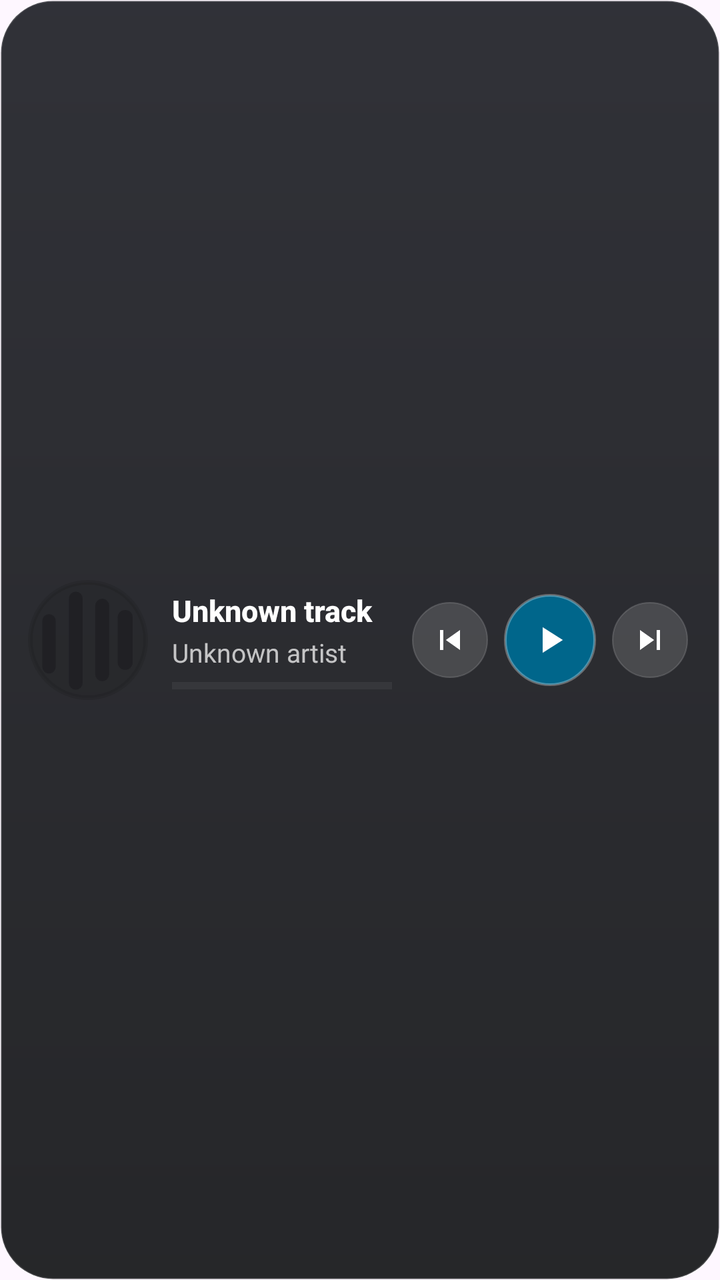
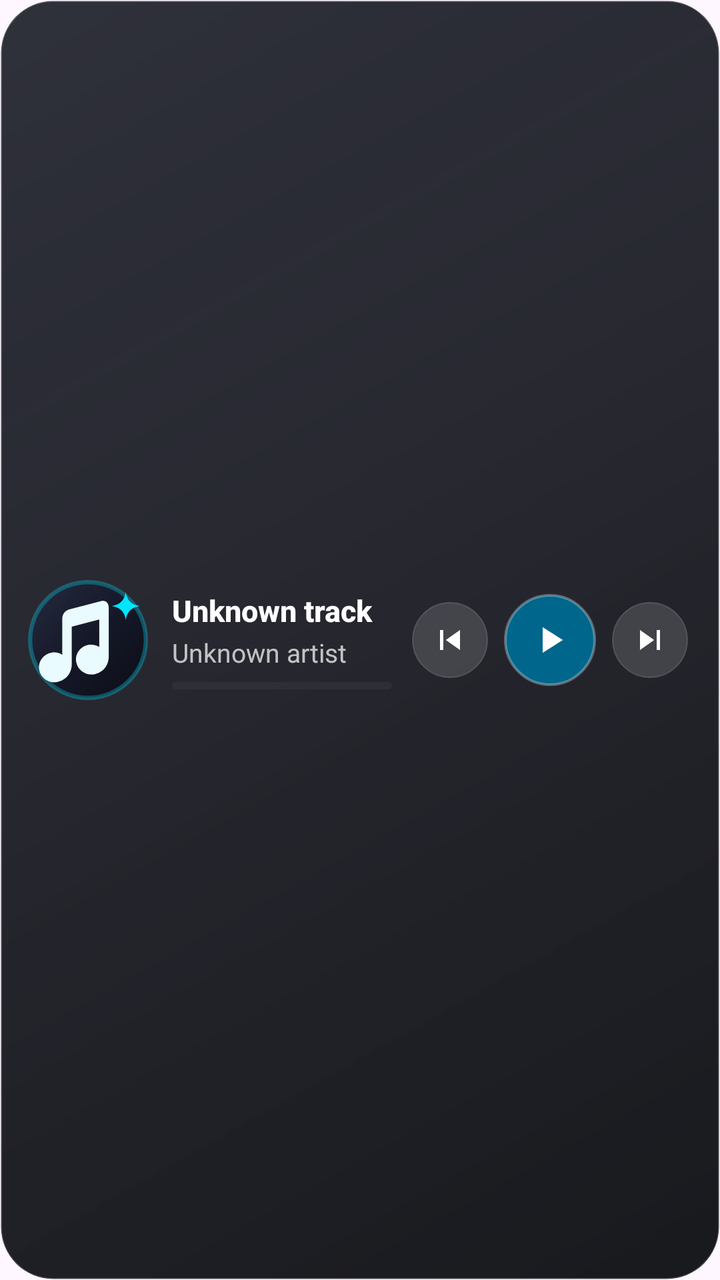

Before-and-after screenshots of an Android layout around one commit, followed by the original layout XML and the change that was made.
<!-- AndroidManifest.xml: application theme Theme.NeonSong.Splash -->
<!-- res/layout/widget_obsidian_horizontal.xml -->
<?xml version="1.0" encoding="utf-8"?>
<LinearLayout xmlns:android="http://schemas.android.com/apk/res/android"
    android:id="@+id/widget_root"
    android:layout_width="match_parent"
    android:layout_height="match_parent"
    android:background="@drawable/widget_obsidian_background"
    android:clipToOutline="true"
    android:gravity="center_vertical"
    android:orientation="horizontal"
    android:paddingStart="14dp"
    android:paddingEnd="16dp"
    android:paddingTop="10dp"
    android:paddingBottom="10dp">

    
    <LinearLayout
        android:id="@+id/widget_empty_group"
        android:layout_width="match_parent"
        android:layout_height="wrap_content"
        android:gravity="center_vertical"
        android:orientation="horizontal"
        android:visibility="gone">

        <ImageView
            android:id="@+id/widget_empty_icon"
            android:layout_width="56dp"
            android:layout_height="56dp"
            android:contentDescription="@null"
            android:src="@drawable/widget_art_placeholder" />

        <LinearLayout
            android:layout_width="0dp"
            android:layout_height="wrap_content"
            android:layout_marginStart="14dp"
            android:layout_weight="1"
            android:orientation="vertical">

            <TextView
                android:id="@+id/widget_empty_title"
                android:layout_width="match_parent"
                android:layout_height="wrap_content"
                android:ellipsize="end"
                android:fontFamily="sans-serif-medium"
                android:maxLines="1"
                android:text="@string/widget_obsidian_name"
                android:textColor="#FFFFFFFF"
                android:textSize="16sp"
                android:textStyle="bold" />

            <TextView
                android:id="@+id/widget_empty_sub"
                android:layout_width="match_parent"
                android:layout_height="wrap_content"
                android:layout_marginTop="2dp"
                android:ellipsize="end"
                android:fontFamily="sans-serif"
                android:maxLines="1"
                android:text="@string/widget_obsidian_description"
                android:textColor="#B8FFFFFF"
                android:textSize="13sp" />
        </LinearLayout>
    </LinearLayout>

    
    <LinearLayout
        android:id="@+id/widget_content_group"
        android:layout_width="match_parent"
        android:layout_height="wrap_content"
        android:gravity="center_vertical"
        android:orientation="horizontal">

        
        <ImageView
            android:id="@+id/widget_art"
            android:layout_width="60dp"
            android:layout_height="60dp"
            android:contentDescription="@null"
            android:scaleType="centerCrop"
            android:src="@drawable/widget_art_placeholder" />

        
        <LinearLayout
            android:layout_width="0dp"
            android:layout_height="wrap_content"
            android:layout_marginStart="12dp"
            android:layout_marginEnd="10dp"
            android:layout_weight="1"
            android:gravity="center_vertical"
            android:orientation="vertical">

            <TextView
                android:id="@+id/widget_title"
                android:layout_width="match_parent"
                android:layout_height="wrap_content"
                android:ellipsize="end"
                android:fontFamily="sans-serif-medium"
                android:maxLines="1"
                android:text="Unknown track"
                android:textColor="#FFFFFFFF"
                android:textSize="15sp"
                android:textStyle="bold" />

            <TextView
                android:id="@+id/widget_subtitle"
                android:layout_width="match_parent"
                android:layout_height="wrap_content"
                android:layout_marginTop="2dp"
                android:ellipsize="end"
                android:fontFamily="sans-serif"
                android:maxLines="1"
                android:text="Unknown artist"
                android:textColor="#B8FFFFFF"
                android:textSize="13sp" />

            
            <LinearLayout
                android:id="@+id/widget_progress_row"
                android:layout_width="match_parent"
                android:layout_height="wrap_content"
                android:layout_marginTop="6dp"
                android:gravity="center_vertical"
                android:orientation="horizontal">

                <ProgressBar
                    android:id="@+id/widget_progress"
                    style="?android:attr/progressBarStyleHorizontal"
                    android:layout_width="0dp"
                    android:layout_height="3.5dp"
                    android:layout_weight="1"
                    android:max="1000"
                    android:progress="0"
                    android:progressBackgroundTint="#33FFFFFF"
                    android:progressTint="@color/widget_primary" />

                <LinearLayout
                    android:id="@+id/widget_eq_group"
                    android:layout_width="wrap_content"
                    android:layout_height="wrap_content"
                    android:layout_marginStart="6dp"
                    android:gravity="center_vertical"
                    android:visibility="gone">

                    <ImageView
                        android:id="@+id/widget_eq_icon"
                        android:layout_width="12dp"
                        android:layout_height="12dp"
                        android:contentDescription="@null"
                        android:src="@drawable/widget_eq_frame_0" />
                </LinearLayout>
            </LinearLayout>

            <TextView
                android:id="@+id/widget_state"
                android:layout_width="0dp"
                android:layout_height="0dp"
                android:visibility="gone" />
        </LinearLayout>

        
        <LinearLayout
            android:layout_width="wrap_content"
            android:layout_height="wrap_content"
            android:gravity="center_vertical"
            android:orientation="horizontal">

            <ImageButton
                android:id="@+id/widget_prev"
                android:layout_width="38dp"
                android:layout_height="38dp"
                android:background="@drawable/widget_obsidian_button"
                android:contentDescription="@string/desc_previous"
                android:padding="9dp"
                android:scaleType="fitCenter"
                android:src="@drawable/ic_widget_skip_previous"
                android:tint="#FFFFFFFF" />

            <FrameLayout
                android:id="@+id/widget_play_pause_container"
                android:layout_width="46dp"
                android:layout_height="46dp"
                android:layout_marginStart="8dp"
                android:layout_marginEnd="8dp"
                android:background="@drawable/widget_obsidian_play">

                <ImageView
                    android:id="@+id/widget_play_pause"
                    android:layout_width="22dp"
                    android:layout_height="22dp"
                    android:layout_gravity="center"
                    android:contentDescription="@string/desc_play_pause"
                    android:src="@drawable/ic_widget_play"
                    android:tint="@color/widget_on_primary" />
            </FrameLayout>

            <FrameLayout
                android:id="@+id/widget_next_container"
                android:layout_width="38dp"
                android:layout_height="38dp"
                android:background="@drawable/widget_obsidian_button">

                <ImageButton
                    android:id="@+id/widget_next"
                    android:layout_width="match_parent"
                    android:layout_height="match_parent"
                    android:background="@android:color/transparent"
                    android:contentDescription="@string/desc_next"
                    android:padding="9dp"
                    android:scaleType="fitCenter"
                    android:src="@drawable/ic_widget_skip_next"
                    android:tint="#FFFFFFFF" />
            </FrameLayout>
        </LinearLayout>
    </LinearLayout>
</LinearLayout>
<!-- resources referenced by this layout -->
<resources>
  <color name="widget_on_primary">#FF000000</color>
  <color name="widget_primary">#FF00E5FF</color>
  <!-- drawable widget_art_placeholder (drawable) -->
  <?xml version="1.0" encoding="utf-8"?>
  <layer-list xmlns:android="http://schemas.android.com/apk/res/android">
      <item>
          <shape android:shape="rectangle">
              <corners android:radius="14dp" />
              <solid android:color="@color/widget_surface_variant" />
              <stroke
                  android:width="1dp"
                  android:color="@color/widget_hairline" />
          </shape>
      </item>
      <item
          android:width="26dp"
          android:height="26dp"
          android:gravity="center"
          android:drawable="@drawable/ic_widget_logo_mark" />
  </layer-list>
  <!-- drawable widget_obsidian_background (drawable) -->
  <?xml version="1.0" encoding="utf-8"?>
  <shape xmlns:android="http://schemas.android.com/apk/res/android"
      android:shape="rectangle">
      <corners android:radius="26dp" />
      <gradient
          android:angle="270"
          android:startColor="#E61A1B22"
          android:endColor="#E60E0F12"
          android:type="linear" />
      <stroke
          android:width="1dp"
          android:color="#26FFFFFF" />
  </shape>
  <string name="desc_next">Next</string>
  <string name="desc_play_pause">Play or pause</string>
  <string name="desc_previous">Previous</string>
  <string name="widget_obsidian_description">Frosted obsidian glass player with translucent depth and crystal rim</string>
  <string name="widget_obsidian_name">Neon Song Obsidian Glass</string>
  <color name="widget_surface_variant">#14000000</color>
  <color name="widget_hairline">#1A000000</color>
  <!-- drawable ic_widget_logo_mark (drawable) -->
  <vector xmlns:android="http://schemas.android.com/apk/res/android"
      android:width="24dp"
      android:height="24dp"
      android:viewportWidth="108"
      android:viewportHeight="108">
      <path
          android:fillColor="@color/widget_on_surface_variant"
          android:pathData="M12.92,36.47 A5.99,5.99 0 0 1 24.89,36.47 L24.89,78.39 A5.99,5.99 0 0 1 12.92,78.39 Z" />
      <path
          android:fillColor="@color/widget_on_surface_variant"
          android:pathData="M36.86,16.58 A6.14,6.14 0 0 1 49.15,16.58 L49.15,92.58 A6.14,6.14 0 0 1 36.86,92.58 Z" />
      <path
          android:fillColor="@color/widget_on_surface_variant"
          android:pathData="M60.54,23.12 A6.25,6.25 0 0 1 73.04,23.12 L73.04,84.82 A6.25,6.25 0 0 1 60.54,84.82 Z" />
      <path
          android:fillColor="@color/widget_on_surface_variant"
          android:pathData="M80.74,33.72 A6.72,6.72 0 0 1 94.18,33.72 L94.18,74.17 A6.72,6.72 0 0 1 80.74,74.17 Z" />
  </vector>
  <color name="widget_eq_bar">#FF00E5FF</color>
  <color name="splash_background">#FF100F0F</color>
  <!-- drawable neon_song_splash_art (drawable) -->
  <?xml version="1.0" encoding="utf-8"?>
  <bitmap xmlns:android="http://schemas.android.com/apk/res/android"
      android:src="@drawable/beru_icon_3d"
      android:gravity="fill" />
  <color name="widget_on_surface_variant">#8A1A1A1E</color>
  <!-- unchanged entries left out for length: 10 -->
</resources>

<!-- the commit's change to res/layout/widget_obsidian_horizontal.xml (unified diff, before → after) -->
@@ -26,6 +26,7 @@
             android:layout_width="56dp"
             android:layout_height="56dp"
             android:contentDescription="@null"
+            android:scaleType="centerCrop"
             android:src="@drawable/widget_art_placeholder" />
 
         <LinearLayout
@@ -130,6 +131,7 @@
                     android:max="1000"
                     android:progress="0"
                     android:progressBackgroundTint="#33FFFFFF"
+                    android:progressDrawable="@drawable/widget_progress_bar"
                     android:progressTint="@color/widget_primary" />
 
                 <LinearLayout
<!-- resource entries referenced after the edit -->
@@ -7,16 +7,21 @@
   <layer-list xmlns:android="http://schemas.android.com/apk/res/android">
       <item>
           <shape android:shape="rectangle">
-              <corners android:radius="14dp" />
-              <solid android:color="@color/widget_surface_variant" />
+              <corners android:radius="18dp" />
+              <gradient
+                  android:angle="315"
+                  android:startColor="#FF252A3F"
+                  android:centerColor="#FF151828"
+                  android:endColor="#FF0B0D16"
+                  android:type="linear" />
               <stroke
                   android:width="1dp"
-                  android:color="@color/widget_hairline" />
+                  android:color="#4D00E5FF" />
           </shape>
       </item>
       <item
-          android:width="26dp"
-          android:height="26dp"
+          android:width="28dp"
+          android:height="28dp"
           android:gravity="center"
           android:drawable="@drawable/ic_widget_logo_mark" />
   </layer-list>
@@ -26,39 +31,52 @@
       android:shape="rectangle">
       <corners android:radius="26dp" />
       <gradient
-          android:angle="270"
-          android:startColor="#E61A1B22"
-          android:endColor="#E60E0F12"
+          android:angle="315"
+          android:startColor="#EC1E202B"
+          android:centerColor="#EB13141C"
+          android:endColor="#F00A0B0F"
           android:type="linear" />
       <stroke
-          android:width="1dp"
-          android:color="#26FFFFFF" />
+          android:width="1.1dp"
+          android:color="#33FFFFFF" />
   </shape>
+  <!-- drawable widget_progress_bar (drawable) -->
+  <?xml version="1.0" encoding="utf-8"?>
+  <layer-list xmlns:android="http://schemas.android.com/apk/res/android">
+      <item android:id="@android:id/background">
+          <shape android:shape="rectangle">
+              <corners android:radius="100dp" />
+              <solid android:color="#30FFFFFF" />
+          </shape>
+      </item>
+      <item android:id="@android:id/progress">
+          <clip>
+              <shape android:shape="rectangle">
+                  <corners android:radius="100dp" />
+                  <solid android:color="#FFFFFFFF" />
+              </shape>
+          </clip>
+      </item>
+  </layer-list>
   <string name="desc_next">Next</string>
   <string name="desc_play_pause">Play or pause</string>
   <string name="desc_previous">Previous</string>
   <string name="widget_obsidian_description">Frosted obsidian glass player with translucent depth and crystal rim</string>
   <string name="widget_obsidian_name">Neon Song Obsidian Glass</string>
-  <color name="widget_surface_variant">#14000000</color>
-  <color name="widget_hairline">#1A000000</color>
   <!-- drawable ic_widget_logo_mark (drawable) -->
+  <?xml version="1.0" encoding="utf-8"?>
   <vector xmlns:android="http://schemas.android.com/apk/res/android"
-      android:width="24dp"
-      android:height="24dp"
-      android:viewportWidth="108"
-      android:viewportHeight="108">
+      android:width="28dp"
+      android:height="28dp"
+      android:viewportWidth="24"
+      android:viewportHeight="24">
+      
       <path
-          android:fillColor="@color/widget_on_surface_variant"
-          android:pathData="M12.92,36.47 A5.99,5.99 0 0 1 24.89,36.47 L24.89,78.39 A5.99,5.99 0 0 1 12.92,78.39 Z" />
+          android:fillColor="#FFEAFBFF"
+          android:pathData="M14.7,4.2 L8.3,5.85 C7.45,6.06 6.85,6.82 6.85,7.7 L6.85,14.95 C6.25,14.55 5.5,14.38 4.7,14.52 C3.02,14.82 1.92,16.4 2.26,18.02 C2.6,19.65 4.2,20.72 5.88,20.4 C7.58,20.08 8.75,18.62 8.75,16.88 L8.75,9.32 L14.25,7.9 L14.25,13.4 C13.65,13.0 12.9,12.83 12.1,12.97 C10.42,13.27 9.32,14.85 9.66,16.47 C10.0,18.1 11.6,19.17 13.28,18.85 C14.98,18.53 16.15,17.07 16.15,15.33 L16.15,5.55 C16.15,4.55 15.52,4.0 14.7,4.2 Z" />
       <path
-          android:fillColor="@color/widget_on_surface_variant"
-          android:pathData="M36.86,16.58 A6.14,6.14 0 0 1 49.15,16.58 L49.15,92.58 A6.14,6.14 0 0 1 36.86,92.58 Z" />
-      <path
-          android:fillColor="@color/widget_on_surface_variant"
-          android:pathData="M60.54,23.12 A6.25,6.25 0 0 1 73.04,23.12 L73.04,84.82 A6.25,6.25 0 0 1 60.54,84.82 Z" />
-      <path
-          android:fillColor="@color/widget_on_surface_variant"
-          android:pathData="M80.74,33.72 A6.72,6.72 0 0 1 94.18,33.72 L94.18,74.17 A6.72,6.72 0 0 1 80.74,74.17 Z" />
+          android:fillColor="#FF00E5FF"
+          android:pathData="M19.55,2.4 Q19.9,4.85 22.35,5.2 Q19.9,5.55 19.55,8.0 Q19.2,5.55 16.75,5.2 Q19.2,4.85 19.55,2.4 Z" />
   </vector>
   <color name="widget_eq_bar">#FF00E5FF</color>
   <color name="splash_background">#FF100F0F</color>
@@ -67,7 +85,6 @@
   <bitmap xmlns:android="http://schemas.android.com/apk/res/android"
       android:src="@drawable/beru_icon_3d"
       android:gravity="fill" />
-  <color name="widget_on_surface_variant">#8A1A1A1E</color>
   <!-- unchanged entries left out for length: 10 -->
 </resources>
 
